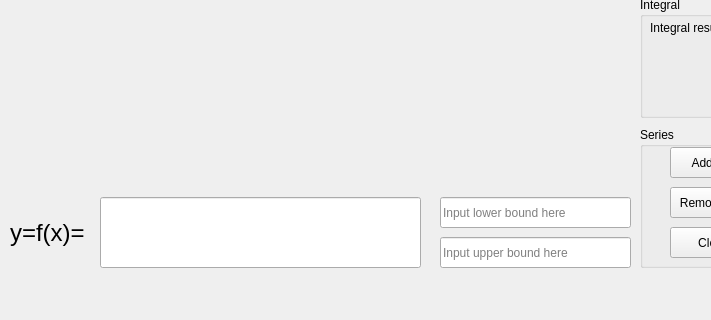
Before: the Qt Designer form View/mainwindow.ui in Qt-MVC-MVVM/MiniGrapher, drawn with Qt 5; both pictures show x 0 to 711 and y 293 to 613 of the 810 by 613 pixel window.
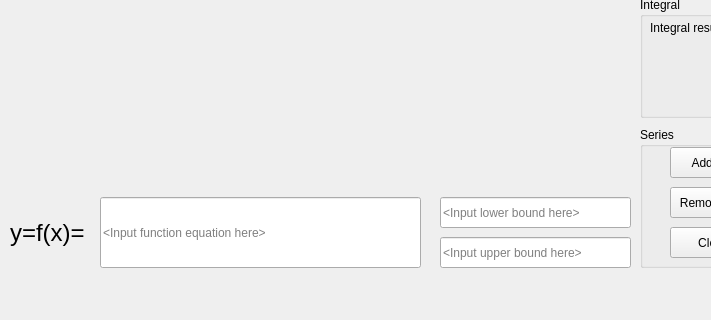
After: the same form once the commit is applied. Custom widgets are drawn as their Qt base class.

Commit message: Modify serveral LineEdits

Diff of the .ui file:
```diff
--- a/View/mainwindow.ui
+++ b/View/mainwindow.ui
@@ -131,7 +131,7 @@
      </rect>
     </property>
     <property name="placeholderText">
-     <string/>
+     <string>&lt;Input function equation here&gt;</string>
     </property>
     <property name="clearButtonEnabled">
      <bool>false</bool>
@@ -256,7 +256,7 @@
      </rect>
     </property>
     <property name="placeholderText">
-     <string>Input lower bound here</string>
+     <string>&lt;Input lower bound here&gt;</string>
     </property>
    </widget>
    <widget class="QLineEdit" name="UpperBound">
@@ -269,7 +269,7 @@
      </rect>
     </property>
     <property name="placeholderText">
-     <string>Input upper bound here</string>
+     <string>&lt;Input upper bound here&gt;</string>
     </property>
    </widget>
    <widget class="QGroupBox" name="IntegralGroupBox">
```
The commit also changes 1 other file.
